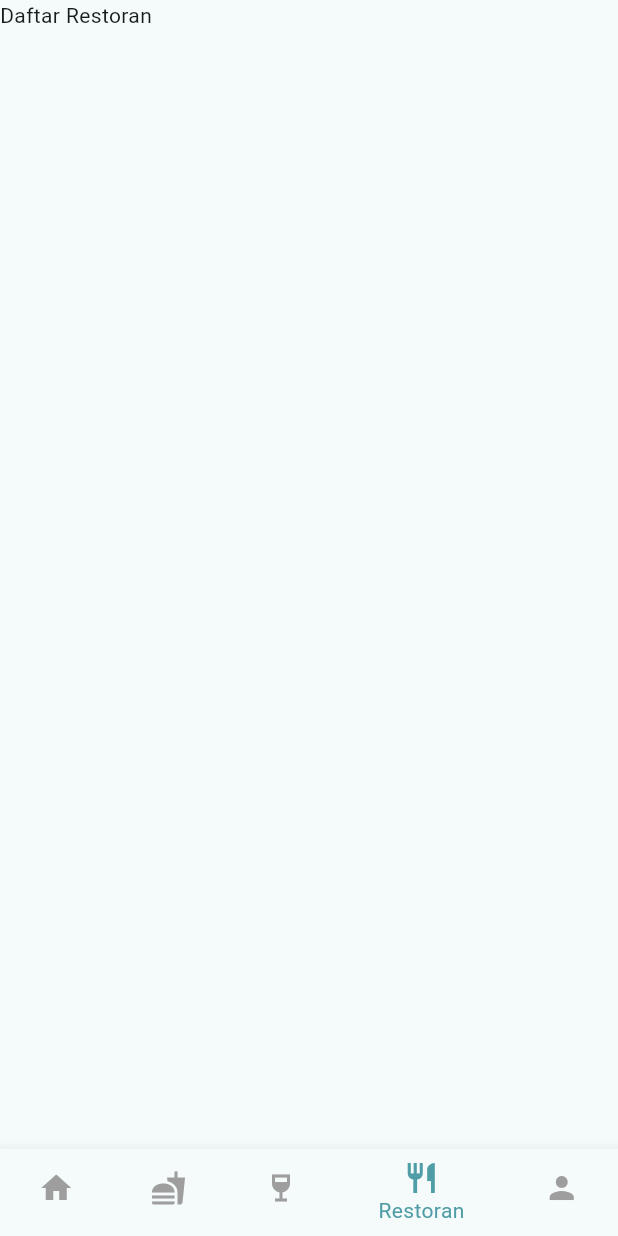
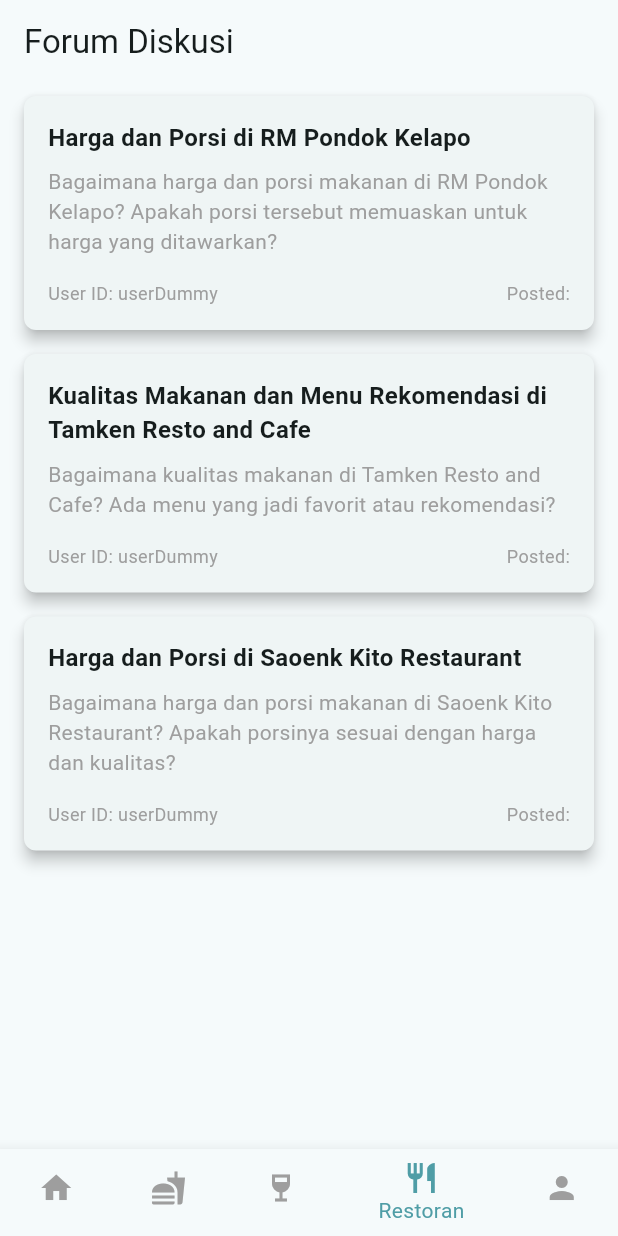
Before and after one commit to D02-PBP-2024/RasaPalembangMobile, a Flutter app: the screen it shows after launch, item 4 of the bottom bar chosen, on a phone screen of 412 x 824 dp. Run offline on Flutter 3.47's test engine with Material 3 defaults, Android fonts, the phone set to English and light mode, and no system bars; our stand-ins replace shared_preferences; network calls fail.

Commit message:
feat: tambah forum_list, forum_card, dan tampilkan

```diff
--- a/lib/models/balasan.dart
+++ b/lib/models/balasan.dart
@@ -4,29 +4,27 @@
 
 import 'dart:convert';
 
-List<Balasan> balasanFromJson(String str) => List<Balasan>.from(json.decode(str).map((x) => Balasan.fromJson(x)));
+List<Balasan> balasanFromJson(String str) =>
+    List<Balasan>.from(json.decode(str).map((x) => Balasan.fromJson(x)));
 
-String balasanToJson(List<Balasan> data) => json.encode(List<dynamic>.from(data.map((x) => x.toJson())));
+String balasanToJson(List<Balasan> data) =>
+    json.encode(List<dynamic>.from(data.map((x) => x.toJson())));
 
 class Balasan {
-    String model;
   String pk;
   Fields fields;
 
   Balasan({
-        required this.model,
     required this.pk,
     required this.fields,
   });
 
   factory Balasan.fromJson(Map<String, dynamic> json) => Balasan(
-        model: json["model"],
         pk: json["pk"],
         fields: Fields.fromJson(json["fields"]),
       );
 
   Map<String, dynamic> toJson() => {
-        "model": model,
         "pk": pk,
         "fields": fields.toJson(),
       };
--- a/lib/models/forum.dart
+++ b/lib/models/forum.dart
@@ -4,29 +4,25 @@
 
 import 'dart:convert';
 
-List<Forum> forumFromJson(String str) => List<Forum>.from(json.decode(str).map((x) => Forum.fromJson(x)));
+Forum forumFromJson(String str) => Forum.fromJson(json.decode(str));
 
-String forumToJson(List<Forum> data) => json.encode(List<dynamic>.from(data.map((x) => x.toJson())));
+String forumToJson(Forum data) => json.encode(data.toJson());
 
 class Forum {
-    String model;
   String pk;
   Fields fields;
 
   Forum({
-        required this.model,
     required this.pk,
     required this.fields,
   });
 
   factory Forum.fromJson(Map<String, dynamic> json) => Forum(
-        model: json["model"],
         pk: json["pk"],
         fields: Fields.fromJson(json["fields"]),
       );
 
   Map<String, dynamic> toJson() => {
-        "model": model,
         "pk": pk,
         "fields": fields.toJson(),
       };
--- /dev/null
+++ b/lib/screens/forum/forum_list.dart
@@ -0,0 +1,87 @@
+import 'package:flutter/material.dart';
+import 'package:rasapalembang/models/forum.dart';
+import 'package:rasapalembang/widget/rp_forum_card.dart';
+
+class ForumListPage extends StatelessWidget {
+  final List<Map<String, dynamic>> forumList = [
+    {
+        "pk": "0eb37f18-88e2-4256-8276-30fa70c4faf7",
+        "fields": {
+            "topik": "Harga dan Porsi di RM Pondok Kelapo",
+            "pesan": "Bagaimana harga dan porsi makanan di RM Pondok Kelapo? Apakah porsi tersebut memuaskan untuk harga yang ditawarkan?",
+            "tanggal_posting": "2024-02-14T12:14:00.000Z",
+            "user": 15,
+            "restoran": "f000d91a-908f-46b6-8dc0-c5e7a370aae1"
+        }
+    },
+    {
+        "pk": "11505b49-dc56-4c36-9d30-2717a7a9ac74",
+        "fields": {
+            "topik": "Kualitas Makanan dan Menu Rekomendasi di Tamken Resto and Cafe",
+            "pesan": "Bagaimana kualitas makanan di Tamken Resto and Cafe? Ada menu yang jadi favorit atau rekomendasi?",
+            "tanggal_posting": "2024-06-08T05:19:00.000Z",
+            "user": 13,
+            "restoran": "bfb5f51b-9dec-4269-a42f-d94753b6a2c4"
+        }
+    },
+    {
+        "pk": "17519dc9-3238-45d7-8dc1-d3409fa7843e",
+        "fields": {
+            "topik": "Harga dan Porsi di Saoenk Kito Restaurant",
+            "pesan": "Bagaimana harga dan porsi makanan di Saoenk Kito Restaurant? Apakah porsinya sesuai dengan harga dan kualitas?",
+            "tanggal_posting": "2023-04-17T18:02:00.000Z",
+            "user": 14,
+            "restoran": "a9b8eff7-f3c4-4d66-ae28-afef240b0960"
+        }
+    },
+  ];
+
+  ForumListPage({super.key});
+
+  @override
+  Widget build(BuildContext context) {
+    return Scaffold(
+      appBar: AppBar(
+        title: const Text("Forum Diskusi"),
+      ),
+      body: ListView.builder(
+        itemCount: forumList.length,
+        itemBuilder: (context, index) {
+          final forum = Forum.fromJson(forumList[index]);
+          return RPForumCard(
+            topik: forum.fields.topik,
+            pesan: forum.fields.pesan,
+            tanggalPosting: forum.fields.tanggalPosting,
+            user: "userDummy",
+            onTap: () {
+              Navigator.push(
+                context,
+                MaterialPageRoute(
+                  builder: (context) => ForumDetailPage(forum: forum),
+                ),
+              );
+            },
+          );
+        },
+      ),
+    );
+  }
+}
+
+class ForumDetailPage extends StatelessWidget {
+  final Forum forum;
+
+  const ForumDetailPage({super.key, required this.forum});
+
+  @override
+  Widget build(BuildContext context) {
+    return Scaffold(
+      appBar: AppBar(
+        title: const Text("Detail Forum"),
+      ),
+      body: Center(
+        child: Text("Detail untuk Forum PK: $forum"),
+      ),
+    );
+  }
+}
--- a/lib/screens/restoran/route.dart
+++ b/lib/screens/restoran/route.dart
@@ -1,12 +1,13 @@
 import 'package:flutter/material.dart';
+import 'package:rasapalembang/screens/forum/forum_list.dart';
 
 class RestoranRoute extends StatelessWidget {
   const RestoranRoute({super.key});
 
   @override
   Widget build(BuildContext context) {
-    return const Scaffold(
-      body: Text('Daftar Restoran'),
+    return Scaffold(
+      body: ForumListPage(),
     );
   }
 }
--- /dev/null
+++ b/lib/widget/rp_forum_card.dart
@@ -0,0 +1,68 @@
+import 'package:flutter/material.dart';
+
+class RPForumCard extends StatelessWidget {
+  final String topik;
+  final String pesan;
+  final DateTime tanggalPosting;
+  final String user;
+  final VoidCallback onTap;
+
+  const RPForumCard({
+    super.key,
+    required this.topik,
+    required this.pesan,
+    required this.tanggalPosting,
+    required this.user,
+    required this.onTap,
+  });
+
+  @override
+  Widget build(BuildContext context) {
+    return GestureDetector(
+      onTap: onTap,
+      child: Card(
+        margin: const EdgeInsets.symmetric(vertical: 8, horizontal: 16),
+        elevation: 4,
+        shape: RoundedRectangleBorder(
+          borderRadius: BorderRadius.circular(8),
+        ),
+        child: Padding(
+          padding: const EdgeInsets.all(16),
+          child: Column(
+            crossAxisAlignment: CrossAxisAlignment.start,
+            children: [
+              Text(
+                topik,
+                style: const TextStyle(
+                  fontSize: 16,
+                  fontWeight: FontWeight.bold,
+                ),
+              ),
+              const SizedBox(height: 8),
+              Text(
+                pesan,
+                maxLines: 3,
+                overflow: TextOverflow.ellipsis,
+                style: const TextStyle(fontSize: 14, color: Colors.grey),
+              ),
+              const SizedBox(height: 16),
+              Row(
+                mainAxisAlignment: MainAxisAlignment.spaceBetween,
+                children: [
+                  Text(
+                    "User ID: $user",
+                    style: const TextStyle(fontSize: 12, color: Colors.grey),
+                  ),
+                  Text(
+                    "Posted: ${tanggalPosting.toLocal()}".split(' ')[0],
+                    style: const TextStyle(fontSize: 12, color: Colors.grey),
+                  ),
+                ],
+              ),
+            ],
+          ),
+        ),
+      ),
+    );
+  }
+}
```
Lines whose indentation alone changed are shown as unchanged.
